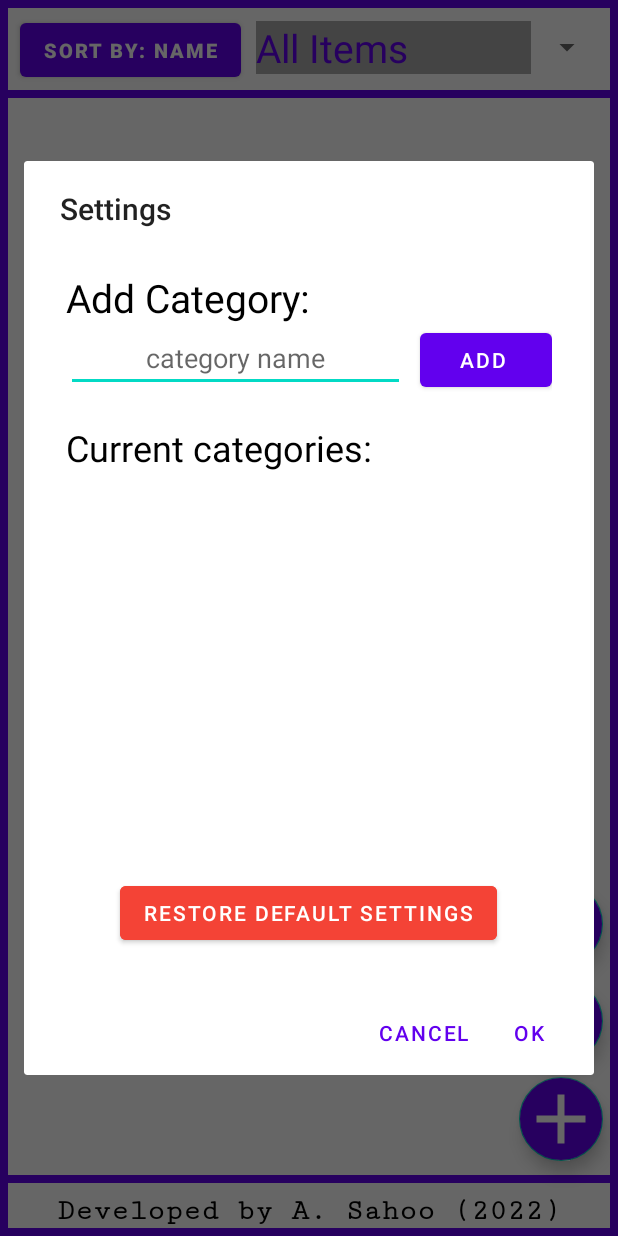
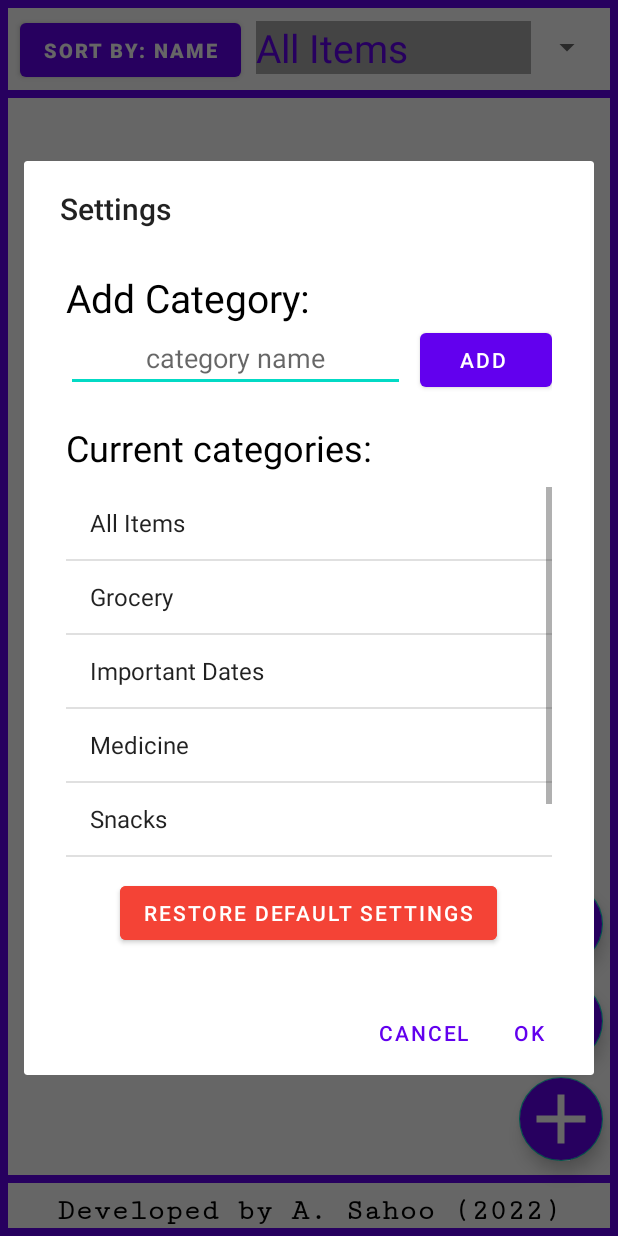
Before and after one commit to anish-sahoo/ExpiryDateReminder, an Android app: the screen it shows after launch (MainActivity), after a tap on "settings", on a phone screen of 412 x 824 dp. Run offline under Robolectric (Android 15) with nearby library versions, the phone set to English and light mode, and no system bars.

Commit message:
made the second database work, removed unnecessary interfaces
made sure the second database is created everytime if the program finds that it does not exist, hence solving any sqliteException.
The second database works fine, now just have to delete items from the first database when a category is deleted/restore defaults is clicked on second database.

```diff
--- a/app/src/main/java/com/anish/expirydatereminder/DatabaseHandler.java
+++ b/app/src/main/java/com/anish/expirydatereminder/DatabaseHandler.java
@@ -12,7 +12,7 @@ import java.util.ArrayList;
 public class DatabaseHandler extends SQLiteOpenHelper {
 
     private static final String DB_NAME = "itemsDatabase";
-    private static final int DB_VERSION = 6;
+    private static final int DB_VERSION = 8;
     private static final String TABLE_NAME = "itemsTable";
     private static final String ID_COL = "id";
     private static final String NAME_COL = "itemName";
@@ -28,7 +28,7 @@ public class DatabaseHandler extends SQLiteOpenHelper {
     @Override
     public void onCreate(SQLiteDatabase db) {
         // on below line we are creating an sqlite query and we are setting our column names along with their data types.
-        String query = "CREATE TABLE " + TABLE_NAME + " ("
+        String query = "CREATE TABLE IF NOT EXISTS " + TABLE_NAME + " ("
                 + ID_COL + " INTEGER PRIMARY KEY AUTOINCREMENT, "
                 + NAME_COL + " TEXT,"
                 + MONTH_COL + " INTEGER,"
--- a/app/src/main/java/com/anish/expirydatereminder/MainActivity.java
+++ b/app/src/main/java/com/anish/expirydatereminder/MainActivity.java
@@ -33,7 +33,7 @@ import java.util.Comparator;
 import java.util.List;
 import java.util.Objects;
 
-public class MainActivity extends AppCompatActivity implements DialogHandler.ExampleDialogListener, SettingsDialogHandler.ExampleDialogListener2, AdapterView.OnItemSelectedListener{
+public class MainActivity extends AppCompatActivity implements DialogHandler.ExampleDialogListener, AdapterView.OnItemSelectedListener{
 
     private ArrayList<String> items;
     private ArrayAdapter<String> itemsAdapter;
@@ -42,7 +42,7 @@ public class MainActivity extends AppCompatActivity implements DialogHandler.Exa
     private Button sortButton;
     private DatabaseHandler dbHandler;
     private List<ItemModel> modelList;
-    private final String[] categories = new String[]{"All Items","Grocery","Important dates","Medicine","Other Items"};
+    private List<String> categories;
     SettingsDatabaseHandler settingsDatabaseHandler;
 
     private Spinner categorySpinner;
@@ -97,6 +97,10 @@ public class MainActivity extends AppCompatActivity implements DialogHandler.Exa
         });
 
 
+
+        settingsDatabaseHandler = new SettingsDatabaseHandler(MainActivity.this);
+        categories = new ArrayList<>();
+        categories = settingsDatabaseHandler.getCategories();
         categorySpinner = findViewById(R.id.category_spinner);
         categorySpinner.setOnItemSelectedListener(this);
         ArrayAdapter<String> ad = new ArrayAdapter<>(this, R.layout.spinner_item, categories);
@@ -104,8 +108,11 @@ public class MainActivity extends AppCompatActivity implements DialogHandler.Exa
         categorySpinner.setAdapter(ad);
 
         settingsButton = findViewById(R.id.settings_button);
-        settingsButton.setOnClickListener(view -> openSettingsDialog());
-        settingsDatabaseHandler = new SettingsDatabaseHandler(MainActivity.this);
+        settingsButton.setOnClickListener(view -> {
+            openSettingsDialog();
+            ad.notifyDataSetChanged();
+        });
+
 
         sortButton = findViewById(R.id.sortButton);
         sortButton.setOnClickListener(view -> {
@@ -177,11 +184,13 @@ public class MainActivity extends AppCompatActivity implements DialogHandler.Exa
 
     private int checkIfItemExists(String item, int month, int year, int date, String category) {
         List<ItemModel> list_of_items = dbHandler.getAllItems();
-        for (ItemModel obj:list_of_items){
-            if(obj.getItem().equals(item)){
-                if(obj.getMonth() == month){
-                    if(obj.getYear() == year){
-                        return 3;
+        for (ItemModel obj:list_of_items) {
+            if(obj.getItem().equals(item)) {
+                if(obj.getMonth() == month) {
+                    if(obj.getYear() == year) {
+                        if(obj.getCategory() == category) {
+                            return 3;
+                        }
                     }
                 }
                 if(year >= obj.getYear()) {
@@ -192,58 +201,7 @@ public class MainActivity extends AppCompatActivity implements DialogHandler.Exa
         return 1;
     }
 
-    /*private void addItem() {
-        EditText input = findViewById(R.id.itemName);
-        EditText m = findViewById(R.id.month);
-        EditText y = findViewById(R.id.year);
 
-
-        String itemName = input.getText().toString();
-
-        if(!itemName.isEmpty() && !m.getText().toString().isEmpty() && !y.getText().toString().isEmpty()){
-            int month = Integer.parseInt(m.getText().toString());
-            int year  = Integer.parseInt(y.getText().toString());
-
-            if(month > 12 || month<0){
-                Toast.makeText(getApplicationContext(),"Incorrect month input!!!",Toast.LENGTH_SHORT).show();
-                m.setText("");
-                return;
-            }
-
-            if(year < 1000 || year > 9999){
-                Toast.makeText(getApplicationContext(),"Please enter year in YYYY format",Toast.LENGTH_SHORT).show();
-                y.setText("");
-                return;
-            }
-
-            int checker = checkIfItemExists(itemName,month,year);
-
-            if(checker == 3){
-                Toast.makeText(getApplicationContext(),"This item already exists!",Toast.LENGTH_SHORT).show();
-                input.setText("");
-                y.setText("");
-                m.setText("");
-                return;
-            }
-            else if(checker == 2){
-                Toast.makeText(getApplicationContext(),"Same Item with different expiry date exists! ",Toast.LENGTH_SHORT).show();
-            }
-
-
-            String text = month + "/" + year + " : " + itemName;
-
-            itemsAdapter.add(text);
-            dbHandler.addNewItem(new ItemModel(itemName,month,year));
-            modelList.add(new ItemModel(itemName,month,year));
-
-            input.setText("");
-            m.setText("");
-            y.setText("");
-        }
-        else{
-            Toast.makeText(getApplicationContext(),"Fields are empty!!!",Toast.LENGTH_SHORT).show();
-        }
-    }*/
     private void addItem(ItemModel obj) {
         String itemName = obj.getItem();
         int month = obj.getMonth();
@@ -342,7 +300,7 @@ public class MainActivity extends AppCompatActivity implements DialogHandler.Exa
         }
         else {
             if(sortButton.getText().toString().equals("Sort By: Date")){
-                modelList = dbHandler.getAllItems(categories[i]);
+                modelList = dbHandler.getAllItems(categories.get(i));
                 itemsAdapter.clear();
                 modelList.sort(Comparator.comparingInt(ItemModel::getMonth));
                 modelList.sort(Comparator.comparingInt(ItemModel::getYear));
@@ -350,7 +308,7 @@ public class MainActivity extends AppCompatActivity implements DialogHandler.Exa
                 itemsAdapter.notifyDataSetChanged();
             }
             else {
-                modelList = dbHandler.getAllItems(categories[i]);
+                modelList = dbHandler.getAllItems(categories.get(i));
                 itemsAdapter.clear();
                 modelList.sort(Comparator.comparing(ItemModel::getItem));
                 populate(modelList);
@@ -361,38 +319,4 @@ public class MainActivity extends AppCompatActivity implements DialogHandler.Exa
     @Override
     public void onNothingSelected(AdapterView<?> adapterView) {
     }
-
-
-
-
-
-
-
-
-
-
-
-    @Override
-    public void addCategory(String categoryName) {
-
-    }
-
-    @Override
-    public int deleteCategory(String category_name) {
-        return 0;
-    }
-
-    @Override
-    public void restoreDefault() {
-
-    }
-
-    @Override
-    public List<String> getCategories() {
-        return null;
-    }
 }
-
-
-//https://stackoverflow.com/questions/19699776/write-multiline-text-on-button-in-android
-//https://stackoverflow.com/questions/13624442/getting-last-day-of-the-month-in-a-given-string-date/40689365#40689365
--- a/app/src/main/java/com/anish/expirydatereminder/SettingsDatabaseHandler.java
+++ b/app/src/main/java/com/anish/expirydatereminder/SettingsDatabaseHandler.java
@@ -2,15 +2,20 @@ package com.anish.expirydatereminder;
 
 import android.content.ContentValues;
 import android.content.Context;
+import android.database.Cursor;
+import android.database.SQLException;
 import android.database.sqlite.SQLiteDatabase;
 import android.database.sqlite.SQLiteOpenHelper;
+import android.util.Log;
+import android.widget.Toast;
 
+import java.util.ArrayList;
 import java.util.List;
 
 public class SettingsDatabaseHandler extends SQLiteOpenHelper {
 
     private static final String DB_NAME = "itemsDatabase";
-    private static final int DB_VERSION = 1;
+    private static final int DB_VERSION = 8;
     private static final String TABLE_NAME = "categoriesTable";
     private static final String ID_COL = "id";
     private static final String CATEGORY_COL = "category";
@@ -18,27 +23,56 @@ public class SettingsDatabaseHandler extends SQLiteOpenHelper {
 
     public SettingsDatabaseHandler(Context context){
         super(context, DB_NAME, null, DB_VERSION);
+        try{
+            onCreate(getWritableDatabase());
+        }
+        catch (SQLException e) {
+            String query = "CREATE TABLE IF NOT EXISTS " + TABLE_NAME + " ("
+                    + ID_COL + " INTEGER PRIMARY KEY AUTOINCREMENT, "
+                    + CATEGORY_COL + " TEXT,"
+                    + TYPE_COL + " INTEGER)";
+            getWritableDatabase().execSQL(query);
+
+            addCategory("All Items",0);
+            addCategory("Grocery",0);
+            addCategory("Important Dates",0);
+            addCategory("Medicine",0);
+            addCategory("Snacks",0);
+            addCategory("Frozen goods",0);
+        }
     }
 
     @Override
     public void onCreate(SQLiteDatabase sqLiteDatabase) {
-        String query = "CREATE TABLE " + TABLE_NAME + " ("
+        String query = "CREATE TABLE IF NOT EXISTS " + TABLE_NAME + " ("
                 + ID_COL + " INTEGER PRIMARY KEY AUTOINCREMENT, "
                 + CATEGORY_COL + " TEXT,"
                 + TYPE_COL + " INTEGER)";
         sqLiteDatabase.execSQL(query);
+
+        addCategory("All Items",0);
+        addCategory("Grocery",0);
+        addCategory("Important Dates",0);
+        addCategory("Medicine",0);
+        addCategory("Snacks",0);
+        addCategory("Frozen goods",0);
     }
 
-    public void addCategory(String categoryName) {
+    public boolean addCategory(String categoryName, int type) {
         SQLiteDatabase db = this.getWritableDatabase();
 
         ContentValues values = new ContentValues();
 
         values.put(CATEGORY_COL, categoryName);
-        values.put(TYPE_COL,1);
+        values.put(TYPE_COL,type);
 
-        db.insert(TABLE_NAME, null, values);
+        if(!checkIfCategoryExists(categoryName)){
+            db.insert(TABLE_NAME, null, values);
+            db.close();
+            return true;
+        }
         db.close();
+        return false;
     }
 
     public int deleteCategory(String category_name) {
@@ -49,10 +83,20 @@ public class SettingsDatabaseHandler extends SQLiteOpenHelper {
     public void restoreDefault() {
         SQLiteDatabase db = this.getWritableDatabase();
         db.delete(TABLE_NAME, "type=?", new String[]{"1"});
+        System.err.println("Defaults Restored!");
     }
 
     public List<String> getCategories() {
-        return null;
+        SQLiteDatabase db = this.getReadableDatabase();
+        Cursor crs = db.rawQuery("SELECT * FROM " + TABLE_NAME, null);
+        ArrayList<String> categories = new ArrayList<>();
+        if (crs.moveToFirst()) {
+            do {
+                categories.add(crs.getString(1));
+            } while (crs.moveToNext());
+        }
+        crs.close();
+        return categories;
     }
 
     public void clearDatabase() {
@@ -66,4 +110,18 @@ public class SettingsDatabaseHandler extends SQLiteOpenHelper {
         sqLiteDatabase.execSQL("DROP TABLE IF EXISTS " + TABLE_NAME);
         onCreate(sqLiteDatabase);
     }
+
+    public boolean checkIfCategoryExists(String category_name){
+        SQLiteDatabase db = this.getReadableDatabase();
+        Cursor crs = db.rawQuery("SELECT * FROM " + TABLE_NAME, null);
+        ArrayList<String> categories = new ArrayList<>();
+        if (crs.moveToFirst()) {
+            do {
+                categories.add(crs.getString(1));
+            } while (crs.moveToNext());
+        }
+        crs.close();
+
+        return categories.contains(category_name);
+    }
 }
--- a/app/src/main/java/com/anish/expirydatereminder/SettingsDialogHandler.java
+++ b/app/src/main/java/com/anish/expirydatereminder/SettingsDialogHandler.java
@@ -2,9 +2,6 @@ package com.anish.expirydatereminder;
 
 import android.app.AlertDialog;
 import android.app.Dialog;
-import android.content.ContentResolver;
-import android.content.Context;
-import android.net.Uri;
 import android.os.Bundle;
 import android.view.LayoutInflater;
 import android.view.View;
@@ -21,80 +18,81 @@ import java.util.ArrayList;
 import java.util.List;
 
 public class SettingsDialogHandler extends AppCompatDialogFragment implements AdapterView.OnItemSelectedListener {
-    ExampleDialogListener2 listener;
     Button restoreButton,add_button;
     ArrayAdapter<String> adapter;
     List<String> categories_list;
     EditText category_input;
     ListView lv;
+    SettingsDatabaseHandler sdh;
 
     @Override
     public Dialog onCreateDialog(Bundle savedInstanceState){
         AlertDialog.Builder builder = new AlertDialog.Builder(getActivity());
         LayoutInflater inflater = getActivity().getLayoutInflater();
-        View view = inflater.inflate(R.layout.settings_layout,null);
+        View v = inflater.inflate(R.layout.settings_layout,null);
+        sdh = new SettingsDatabaseHandler(getContext());
 
-        builder.setView(view)
+
+        builder.setView(v)
                 .setTitle("Settings")
                 .setNegativeButton("cancel",((dialogInterface, i) -> {}))
-                .setPositiveButton("ok",((dialogInterface, i) -> {
+                .setPositiveButton("ok",((dialogInterface, i) -> adapter.notifyDataSetChanged()));
+
+        category_input = v.findViewById(R.id.add_category_name);
+        restoreButton = v.findViewById(R.id.restore_button);
+        add_button = v.findViewById(R.id.add_category_button);
+
+        lv = v.findViewById(R.id.categories_list_view);
+        categories_list = new ArrayList<>();
+        categories_list = sdh.getCategories();
+        adapter = new ArrayAdapter<>(getContext(), android.R.layout.simple_list_item_1,categories_list);
+        lv.setAdapter(adapter);
+
         add_button.setOnClickListener(view1 -> {
-                        listener.addCategory(category_input.getText().toString());
+            System.err.println("Button clicked");
+            sdh.addCategory(category_input.getText().toString(),1);
+            category_input.setText("");
+            adapter.clear();
+            categories_list.clear();
+            adapter.notifyDataSetChanged();
+            categories_list = sdh.getCategories();
+            adapter.addAll(categories_list);
             adapter.notifyDataSetChanged();
         });
 
-                    lv.setOnItemLongClickListener(((adapterView, view1, i1, l) -> {
+        lv.setOnItemLongClickListener((adapterView, view, i, l) -> {
             AlertDialog.Builder altdial = new AlertDialog.Builder(getContext());
-                        altdial.setMessage("Do you want to delete this category? All items of this category will be removed from the database").setCancelable(false)
+            altdial.setMessage("Do you want to delete this category? ALL ITEMS OF THIS CATEGORY WILL BE REMOVED FROM THE DATABASE").setCancelable(false)
                 .setPositiveButton("Yes", (dialog, which) -> {
-                                    listener.deleteCategory(categories_list.get(i));
+                    if(sdh.deleteCategory(categories_list.get(i)) == 1)
+                        Toast.makeText(getContext(),"Item deleted",Toast.LENGTH_SHORT).show();
+                    else
+                        Toast.makeText(getContext(),"Default item cannot be deleted",Toast.LENGTH_SHORT).show();
+                    adapter.clear();
                     categories_list.clear();
-                                    adapter.clear();
-                                    categories_list = listener.getCategories();
+                    adapter.notifyDataSetChanged();
+                    categories_list = sdh.getCategories();
+                    adapter.addAll(categories_list);
                     adapter.notifyDataSetChanged();
                 })
                 .setNegativeButton("No", (dialog, which) -> dialog.cancel());
 
+            AlertDialog alert = altdial.create();
+            alert.setTitle("Delete this item?");
+            alert.show();
+
             return true;
-                    }));
-                }));
+        });
 
-        category_input = view.findViewById(R.id.add_category_name);
-        restoreButton = view.findViewById(R.id.restore_button);
-        add_button = view.findViewById(R.id.add_category_button);
-
-        lv = view.findViewById(R.id.categories_list_view);
-        categories_list = new ArrayList<>();
-        adapter = new ArrayAdapter<>(getContext(), android.R.layout.simple_list_item_1,categories_list);
-        lv.setAdapter(adapter);
-
+        restoreButton.setOnClickListener(view -> sdh.restoreDefault());
 
         return builder.create();
-    }
-
-    @Override
-    public void onAttach(Context context) {
-        super.onAttach(context);
-
-        try {
-            listener = (ExampleDialogListener2) context;
-        } catch (ClassCastException e) {
-            throw new ClassCastException(context + "must implement ExampleDialogListener2");
-        }
-    }
-
-    public interface ExampleDialogListener2 {
-        void addCategory(String categoryName);
-        int deleteCategory(String category_name);
-        void restoreDefault();
-        List<String> getCategories();
     }
 
     @Override
     public void onItemSelected(AdapterView<?> adapterView, View view, int i, long l) {
 
     }
-
     @Override
     public void onNothingSelected(AdapterView<?> adapterView) {
 
```
Lines whose indentation alone changed are shown as unchanged.
